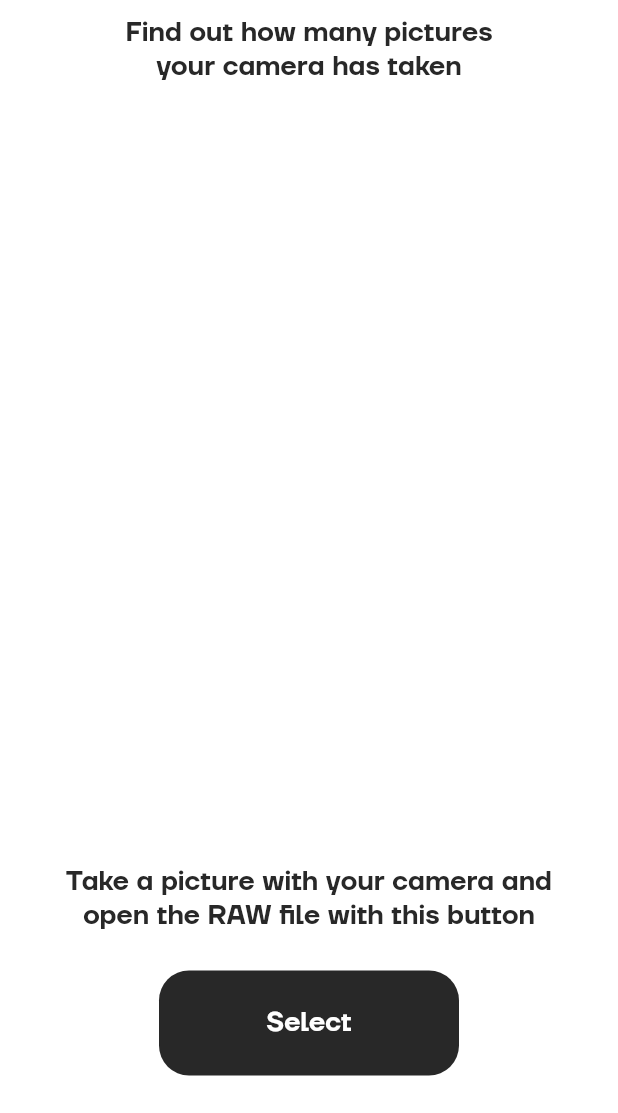
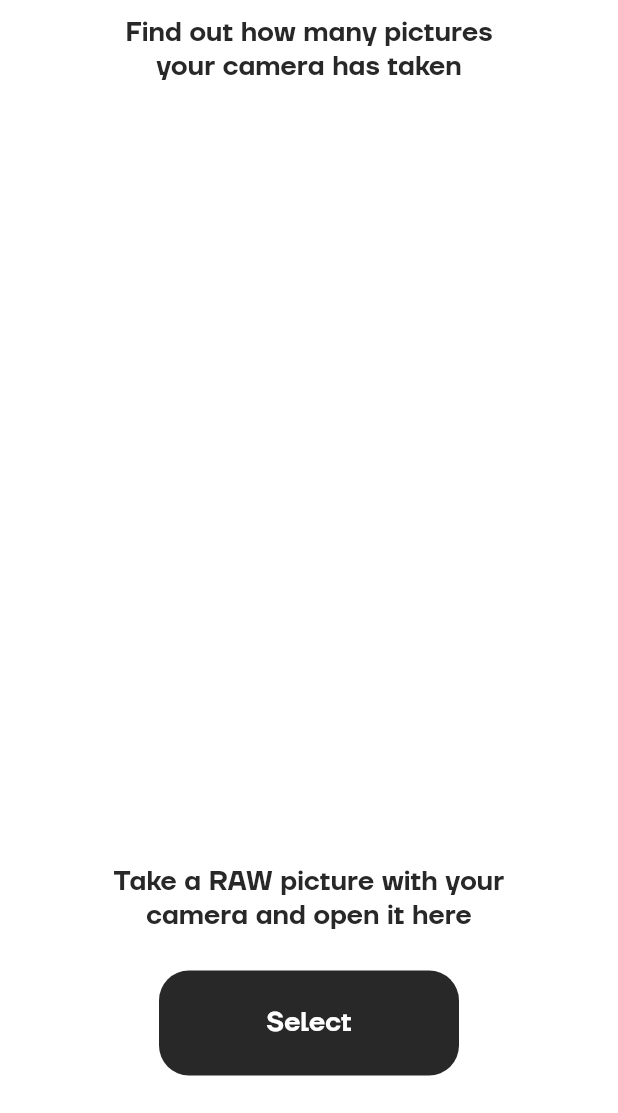
Before and after one commit to mrgian/shutter-count, a Flutter app: the screen it shows after launch, on a phone screen of 412 x 824 dp, the part 123-1236 px from its top. Run offline on Flutter 3.47's test engine with Material 2 defaults, Android fonts, the phone set to English and light mode, and no system bars; our stand-ins replace file_picker; missing offline and left inert: exif, flutter_statusbar_manager.

Commit message:
Design changes

```diff
--- a/lib/screens/main/widgets/body.dart
+++ b/lib/screens/main/widgets/body.dart
@@ -22,15 +22,24 @@ class MBody extends StatelessWidget {
       case Status.error:
         return Center(
           child: Container(
+            height: 330,
+            width: 330,
+            //padding: EdgeInsets.all(20),
+            decoration: BoxDecoration(
+                color: MColors.black, borderRadius: BorderRadius.circular(20)),
+            child: Center(
+              child: Container(
                 padding: EdgeInsets.all(20),
                 child: Text(
                   'Sorry your camera is not supported :(',
                   textAlign: TextAlign.center,
                   style: TextStyle(
                       fontFamily: 'TT Firs Neue',
-                  color: MColors.black,
+                      color: MColors.white,
                       fontSize: 25,
                       fontWeight: FontWeight.w800),
+                ),
+              ),
             ),
           ),
         );
@@ -38,7 +47,11 @@ class MBody extends StatelessWidget {
       case Status.done:
         return Center(
           child: Container(
-            padding: EdgeInsets.all(20),
+            height: 330,
+            width: 330,
+            //padding: EdgeInsets.all(20),
+            decoration: BoxDecoration(
+                color: MColors.black, borderRadius: BorderRadius.circular(20)),
             child: Column(
               mainAxisAlignment: MainAxisAlignment.center,
               children: [
@@ -46,7 +59,7 @@ class MBody extends StatelessWidget {
                   'Your',
                   style: TextStyle(
                       fontFamily: 'TT Firs Neue',
-                      color: MColors.black,
+                      color: MColors.white,
                       fontSize: 25,
                       fontWeight: FontWeight.w800),
                 ),
@@ -54,7 +67,7 @@ class MBody extends StatelessWidget {
                   state.model,
                   style: TextStyle(
                       fontFamily: 'TT Firs Neue',
-                      color: MColors.black,
+                      color: MColors.white,
                       fontSize: 40,
                       fontWeight: FontWeight.w800),
                 ),
@@ -62,7 +75,7 @@ class MBody extends StatelessWidget {
                   'has taken',
                   style: TextStyle(
                       fontFamily: 'TT Firs Neue',
-                      color: MColors.black,
+                      color: MColors.white,
                       fontSize: 25,
                       fontWeight: FontWeight.w800),
                 ),
@@ -70,15 +83,15 @@ class MBody extends StatelessWidget {
                   state.count,
                   style: TextStyle(
                       fontFamily: 'TT Firs Neue',
-                      color: MColors.black,
-                      fontSize: 40,
+                      color: MColors.white,
+                      fontSize: 55,
                       fontWeight: FontWeight.w800),
                 ),
                 Text(
                   'pictures',
                   style: TextStyle(
                       fontFamily: 'TT Firs Neue',
-                      color: Color(0xff282828),
+                      color: MColors.white,
                       fontSize: 25,
                       fontWeight: FontWeight.w800),
                 )
--- a/lib/screens/main/widgets/select.dart
+++ b/lib/screens/main/widgets/select.dart
@@ -19,7 +19,7 @@ class MSelect extends StatelessWidget {
               padding: EdgeInsets.only(top: 10, left: 40, right: 40),
               child: Center(
                 child: Text(
-                  'Take a picture with your camera and open the RAW file with this button',
+                  'Take a RAW picture with your camera and open it here',
                   textAlign: TextAlign.center,
                   style: TextStyle(
                       fontFamily: 'TT Firs Neue',
```
Lines whose indentation alone changed are shown as unchanged.
